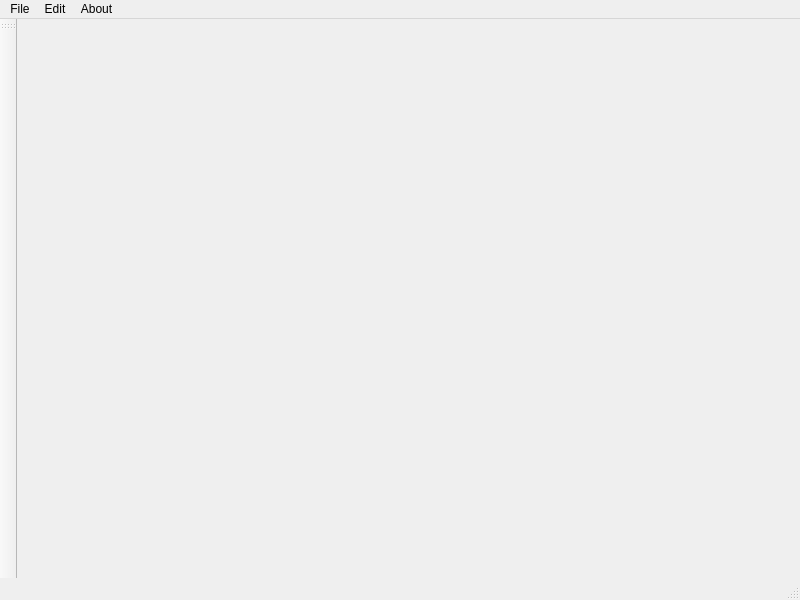
Vl4d1sl0veZ4r1p0v/AudioEditor, file audioeditor/ui/main_window.ui: the form before one commit.
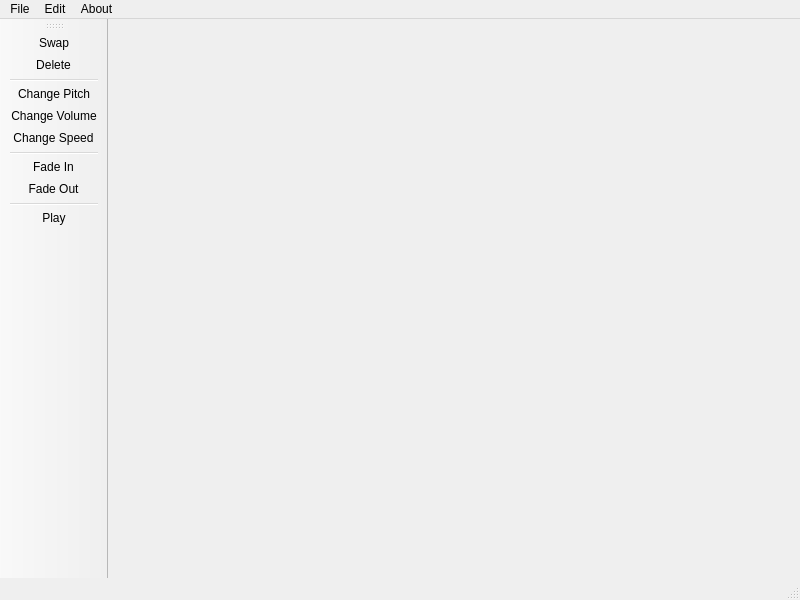
The form after the commit.

```diff
--- a/audioeditor/ui/main_window.ui
+++ b/audioeditor/ui/main_window.ui
@@ -71,6 +71,17 @@
    <attribute name="toolBarBreak">
     <bool>false</bool>
    </attribute>
+   <addaction name="actionS_wap"/>
+   <addaction name="action_Delete"/>
+   <addaction name="separator"/>
+   <addaction name="actionChange_Pitc_h"/>
+   <addaction name="actionChange_Volume"/>
+   <addaction name="actionChange_S_peed"/>
+   <addaction name="separator"/>
+   <addaction name="actionFade_In"/>
+   <addaction name="actionFade_Out"/>
+   <addaction name="separator"/>
+   <addaction name="actionPlay"/>
   </widget>
   <action name="action_New">
    <property name="text">
@@ -142,6 +153,11 @@
     <string>Change Pitc&amp;h</string>
    </property>
   </action>
+  <action name="actionPlay">
+   <property name="text">
+    <string>Play</string>
+   </property>
+  </action>
  </widget>
  <resources/>
  <connections/>
```
Left out of the diff: 3 changed lines with no effect on the pictures.
